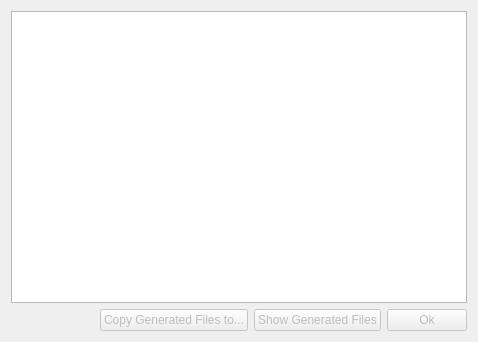
DavidMCerdeira/EL-Configuration-Interface, file consoleoutput.ui: the form before one commit.
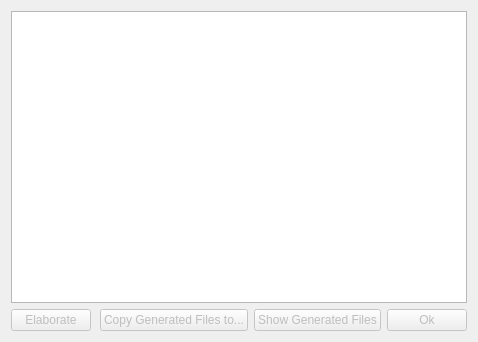
The form after the commit. Icons and pictures are not drawn.

Commit message: Fix some warnings, add a button

Diff of the .ui file:
```diff
--- a/consoleoutput.ui
+++ b/consoleoutput.ui
@@ -39,6 +39,28 @@
    </item>
    <item>
     <layout class="QHBoxLayout" name="horizontalLayout">
+     <item>
+      <widget class="QPushButton" name="elaborateButton">
+       <property name="enabled">
+        <bool>false</bool>
+       </property>
+       <property name="text">
+        <string>Elaborate</string>
+       </property>
+       <property name="checkable">
+        <bool>false</bool>
+       </property>
+       <property name="autoDefault">
+        <bool>false</bool>
+       </property>
+       <property name="default">
+        <bool>false</bool>
+       </property>
+       <property name="flat">
+        <bool>false</bool>
+       </property>
+      </widget>
+     </item>
      <item>
       <spacer name="horizontalSpacer">
        <property name="orientation">
```
Left out of the diff: 2 changed lines with no effect on the pictures. The commit also changes 4 other files.
